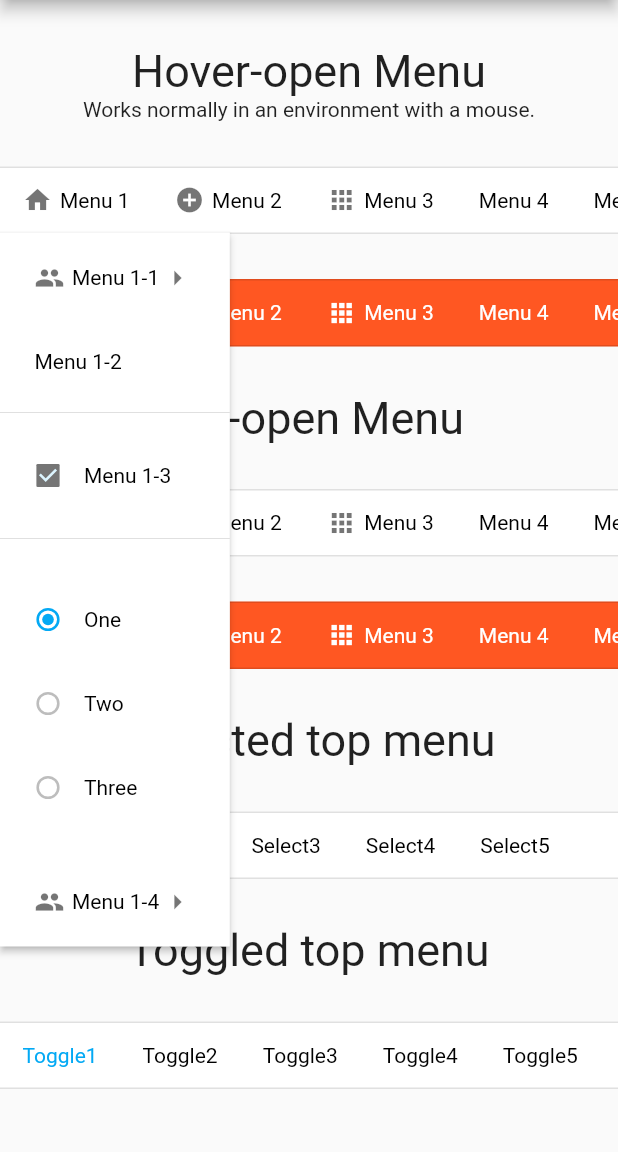
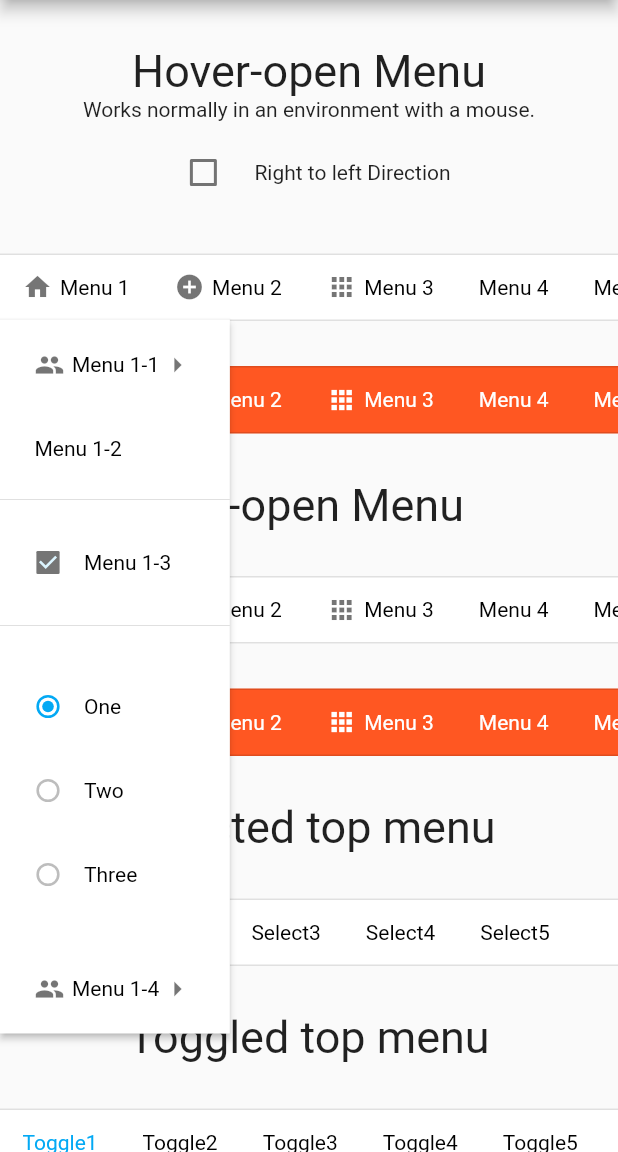
Before and after one commit to bosskmk/pluto_menu_bar, a Flutter app: the screen it shows after launch, after a tap on "Menu 1", on a phone screen of 412 x 824 dp, the part 84-1236 px from its top. Run offline on Flutter 3.47's test engine with Material 2 defaults, Android fonts, the phone set to English and light mode, and no system bars.

Commit message:
right to left support

```diff
--- a/example/lib/main.dart
+++ b/example/lib/main.dart
@@ -41,6 +41,8 @@ class _PlutoMenuBarDemoState extends State<PlutoMenuBarDemo> {
   late final List<PlutoMenuItem> whiteTapMenus;
 
   late final List<PlutoMenuItem> orangeTapMenus;
+
+  bool isRtl = false;
 
   @override
   void initState() {
@@ -210,12 +212,31 @@ class _PlutoMenuBarDemoState extends State<PlutoMenuBarDemo> {
 
   @override
   Widget build(BuildContext context) {
-    return SingleChildScrollView(
+    return Directionality(
+      textDirection: isRtl ? TextDirection.rtl : TextDirection.ltr,
+      child: SingleChildScrollView(
         child: Column(
           children: [
             const SizedBox(height: 30),
+
             const Text('Hover-open Menu', style: TextStyle(fontSize: 30)),
             const Text('Works normally in an environment with a mouse.'),
+            const SizedBox(height: 10),
+            Row(
+              mainAxisAlignment: MainAxisAlignment.center,
+              children: [
+                Checkbox(
+                    value: isRtl,
+                    onChanged: (val) {
+                      setState(() {
+                        isRtl = val == true;
+                      });
+                    },
+                    checkColor: Colors.white),
+                const SizedBox(width: 10),
+                const Text('Right to left Direction'),
+              ],
+            ),
             const SizedBox(height: 30),
             PlutoMenuBar(
               mode: PlutoMenuBarMode.hover,
@@ -328,6 +349,7 @@ class _PlutoMenuBarDemoState extends State<PlutoMenuBarDemo> {
             const SizedBox(height: 50),
           ],
         ),
+      ),
     );
   }
 }
--- a/lib/src/menu_widget.dart
+++ b/lib/src/menu_widget.dart
@@ -115,24 +115,25 @@ class _MenuWidgetState extends State<_MenuWidget> {
     final Offset positionOffset =
         rootMenu ? Offset(0, widget.height) : Offset(menuSize.width - 10, 10);
 
-    Offset position = menuPosition + positionOffset;
+    final bool isRtl = Directionality.of(context).name == 'rtl';
+    Offset position = (isRtl ? Offset(overlay.size.width -  menuSize.width - menuPosition.dx, menuPosition.dy) : menuPosition) + positionOffset;
     double? top = position.dy;
-    double? left = position.dx;
-    double? right;
+    double? start = position.dx;
+    double? end;
     double? bottom;
 
     if (position.dx + itemMinWidth > overlay.size.width) {
       if (rootMenu) {
-        left = null;
-        right = 0;
+        start = null;
+        end = 0;
       } else {
-        left = null;
-        right = overlay.size.width - menuPosition.dx;
-        if (right + menuSize.width >= overlay.size.width) {
+        start = null;
+        end = overlay.size.width - menuPosition.dx;
+        if (end + menuSize.width >= overlay.size.width) {
           top = menuPosition.dy + 30;
           bottom = null;
-          left = menuPosition.dx <= 15 ? menuPosition.dx + 10 : 0;
-          right = null;
+          start = menuPosition.dx <= 15 ? menuPosition.dx + 10 : 0;
+          end = null;
         }
       }
     }
@@ -210,10 +211,12 @@ class _MenuWidgetState extends State<_MenuWidget> {
 
         final menuItemWidgets = menuItems.map(buildItemWidget).toList();
 
-        return Positioned(
+        return Directionality(
+          textDirection: isRtl ? TextDirection.rtl : TextDirection.ltr,
+          child: PositionedDirectional(
             top: top,
-          left: left,
-          right: right,
+            start: start,
+            end: end,
             bottom: bottom,
             child: Material(
               child: ConstrainedBox(
@@ -233,6 +236,7 @@ class _MenuWidgetState extends State<_MenuWidget> {
                         child: Column(
                           mainAxisSize: MainAxisSize.min,
                           children: menuItemWidgets,
+                        ),
                       ),
                     ),
                   ),
```
Lines whose indentation alone changed are shown as unchanged.
